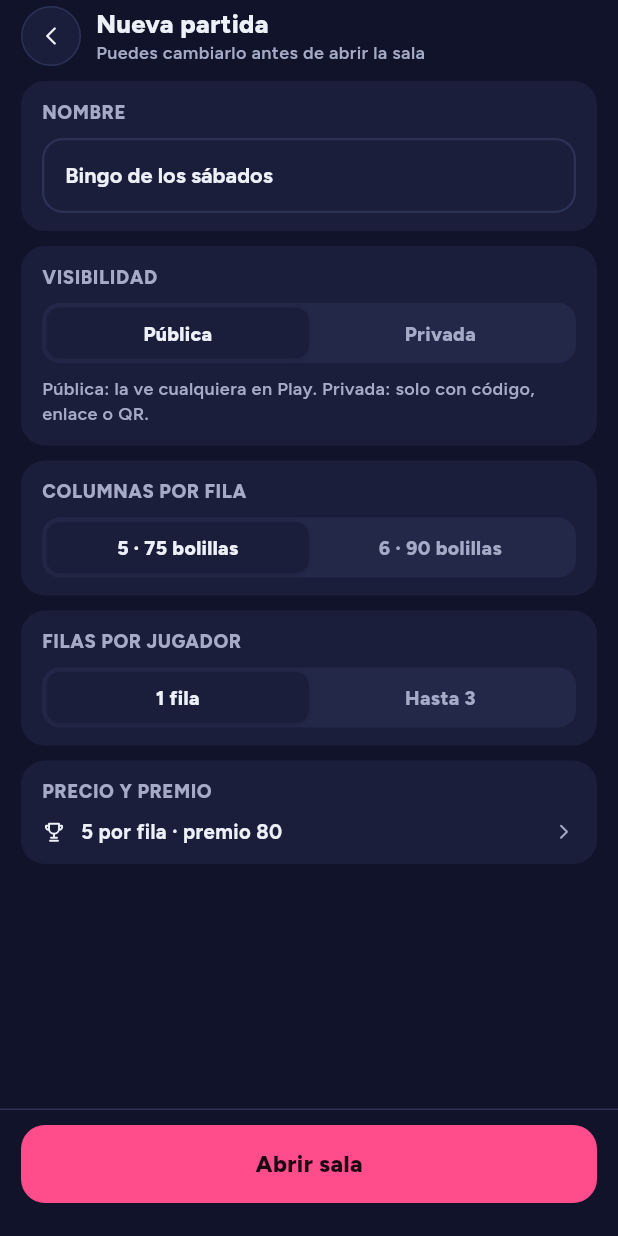
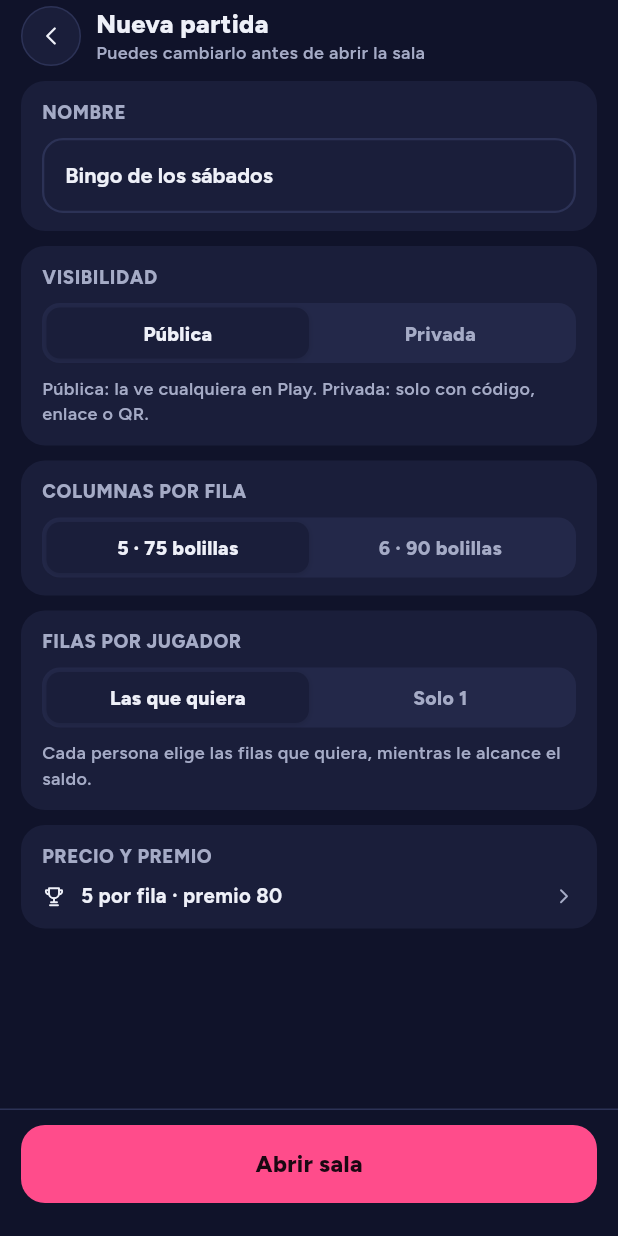
Before and after one commit to VMichael1999/Bing-Bing, a Flutter app: the NuevaPartidaPage widget shown alone on an empty page, opened directly, on a phone screen of 412 x 824 dp. Run offline on Flutter 3.47's test engine with Material 3 defaults, Android fonts, the phone set to English and light mode, and no system bars; our stand-ins replace app_links, cloud_firestore, cloud_functions, firebase_auth, firebase_core, flutter_svg and 4 more; missing offline and left inert: app_settings, mobile_scanner; accounts and stored records are empty.

Commit message:
feat(host,play): filas por jugador (las que quiera o solo 1), mensajes en singular y planeación de la billetera

```diff
--- a/apps/host/lib/main.dart
+++ b/apps/host/lib/main.dart
@@ -165,7 +165,7 @@ class _FlujoDemo extends StatelessWidget {
                       nombreInicial: salaDemoNombre,
                       alVolver: () => Navigator.of(context).pop(),
                       alAbrirSala:
-                          (nombre, columnas, publica, precio, premio) =>
+                          (nombre, columnas, publica, precio, premio, filas) =>
                               _abrirSala(context, nombre),
                     ),
                   ),
--- a/apps/host/lib/src/flujo_real.dart
+++ b/apps/host/lib/src/flujo_real.dart
@@ -63,6 +63,7 @@ String mensajeDeError(Object error) {
     'columnas_no_disponible' => 'Las 6 columnas llegan pronto.',
     'sala_ya_empezada' => 'La partida ya empezó: se juega hasta el final.',
     'motivo_invalido' => 'El motivo admite hasta 120 caracteres.',
+    'filas_invalidas' => 'Las filas por jugador deben ser de 1 a 20.',
     'precio_invalido' => 'El precio por fila debe ser un número de 0 a 1000.',
     'premio_invalido' =>
       'El premio no puede pasar de lo que queda tras la comisión.',
@@ -307,6 +308,7 @@ class _NuevaPartidaRealState extends State<_NuevaPartidaReal> {
     bool publica,
     int precioFila,
     int premio,
+    int filasPorJugador,
   ) async {
     if (columnas == 6) {
       // La pantalla de partida aún dibuja solo las 75 bolillas de 5 columnas.
@@ -324,6 +326,7 @@ class _NuevaPartidaRealState extends State<_NuevaPartidaReal> {
         publica: publica,
         precioFila: precioFila,
         premio: premio,
+        filasPorJugador: filasPorJugador,
       );
       if (!mounted) return;
       _ir(
--- a/apps/host/lib/src/paginas/nueva_partida_page.dart
+++ b/apps/host/lib/src/paginas/nueva_partida_page.dart
@@ -21,13 +21,14 @@ class NuevaPartidaPage extends StatefulWidget {
   final VoidCallback? alVolver;
 
   /// Recibe el nombre, las columnas elegidas (5 o 6), si la sala es pública, el
-  /// precio por fila y el premio.
+  /// precio por fila, el premio y cuántas filas puede tener cada persona.
   final void Function(
     String nombre,
     int columnas,
     bool publica,
     int precioFila,
     int premio,
+    int filasPorJugador,
   )?
   alAbrirSala;
 
@@ -45,6 +46,7 @@ class _NuevaPartidaPageState extends State<NuevaPartidaPage> {
   );
   int _columnas = 0; // índice: 0 = 5 columnas, 1 = 6 columnas.
   int _visibilidad = 0; // índice: 0 = pública, 1 = privada.
+  int _filasPorJugador = 0; // índice: 0 = las que quiera, 1 = solo 1.
   int _precio = 5;
   int _premio = premioSugerido(5, 20);
 
@@ -54,6 +56,7 @@ class _NuevaPartidaPageState extends State<NuevaPartidaPage> {
     _visibilidad == 0,
     _precio,
     _premio,
+    _filasPorJugador == 0 ? 20 : 1,
   );
 
   /// Abre la parte 2 (precio y premio); al "Abrir sala" de allí se crea la sala.
@@ -144,14 +147,24 @@ class _NuevaPartidaPageState extends State<NuevaPartidaPage> {
                       ],
                     ),
                     const SizedBox(height: 10),
-                    const BingSeccion(
+                    BingSeccion(
                       cabecera: 'FILAS POR JUGADOR',
                       children: [
-                        // Por ahora solo se permite 1 fila por jugador.
                         BingSegmento(
-                          opciones: ['1 fila', 'Hasta 3'],
-                          seleccion: 0,
-                          bloqueadas: {1},
+                          opciones: const ['Las que quiera', 'Solo 1'],
+                          seleccion: _filasPorJugador,
+                          alCambiar:
+                              (i) => setState(() => _filasPorJugador = i),
+                        ),
+                        Text(
+                          _filasPorJugador == 0
+                              ? 'Cada persona elige las filas que quiera, '
+                                  'mientras le alcance el saldo.'
+                              : 'Cada persona puede tener una sola fila.',
+                          style: BingTexto.figtree(
+                            12,
+                            600,
+                          ).copyWith(color: paleta.apagado),
                         ),
                       ],
                     ),
--- a/apps/play/lib/src/paginas/elegir_fila_page.dart
+++ b/apps/play/lib/src/paginas/elegir_fila_page.dart
@@ -76,7 +76,9 @@ class _ElegirFilaPageState extends State<ElegirFilaPage> {
       mostrarAvisoBing(
         context,
         _tope >= widget.limite
-            ? 'Esta sala permite hasta ${widget.limite} filas por persona'
+            ? (widget.limite == 1
+                ? 'Esta sala permite una sola fila por persona'
+                : 'Esta sala permite hasta ${widget.limite} filas por persona')
             : 'Con tu saldo alcanzas para $_tope ${_tope == 1 ? 'fila' : 'filas'}',
       );
       return;
```
Also changed, not shown: 5 other files.
